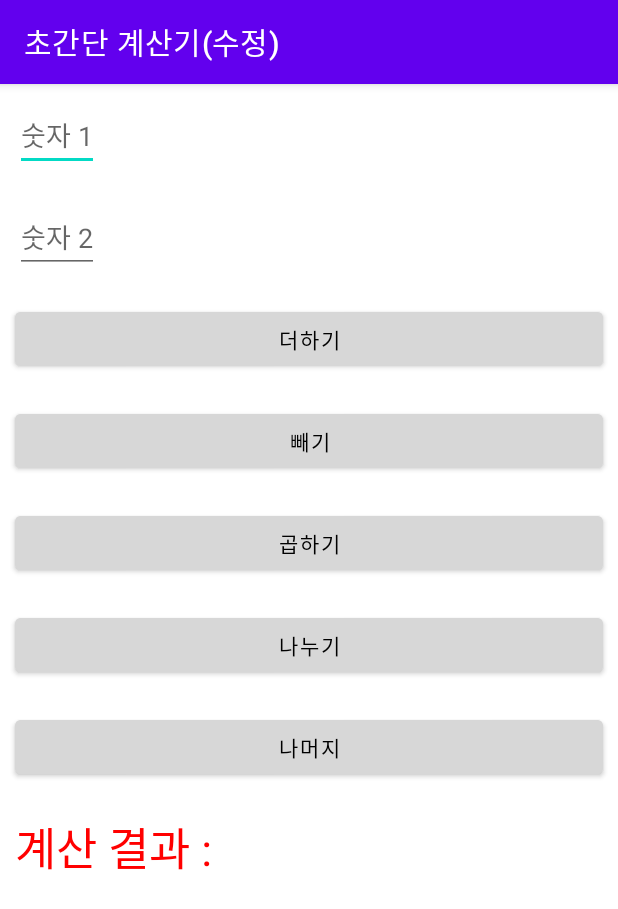
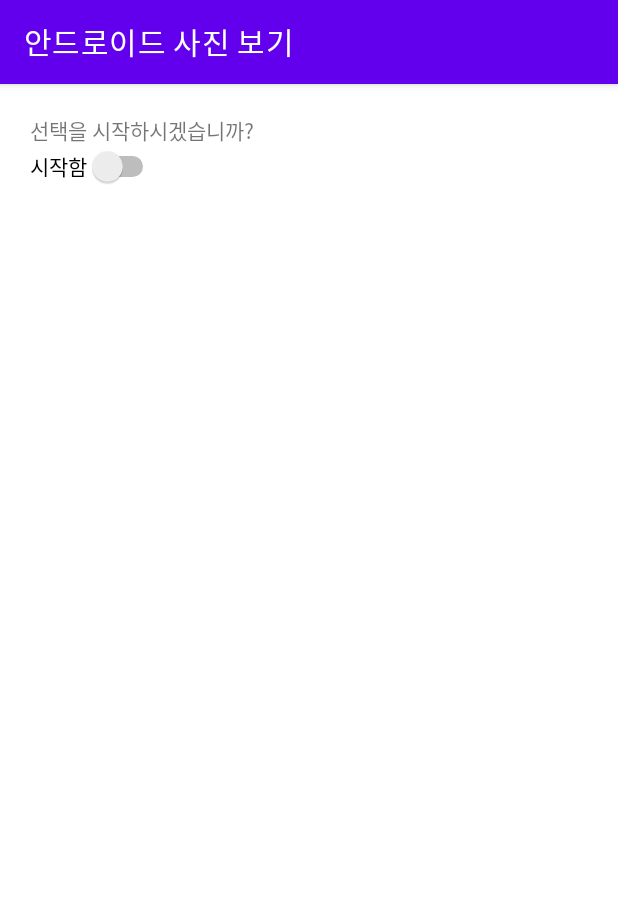
Before and after one commit to leehj24/Android_practice, an Android app: the screen it shows after launch (MainActivity), on a phone screen of 412 x 824 dp. Shown: the top 909 px of the screen. Run offline under Robolectric (Android 15) with nearby library versions, the phone set to English and light mode, and no system bars.

Commit message:
4주차 과제

```diff
--- a/app/src/main/java/com/example/myapplication/MainActivity.java
+++ b/app/src/main/java/com/example/myapplication/MainActivity.java
@@ -1,111 +1,95 @@
 package com.example.myapplication;
 
 import android.os.Bundle;
-import android.view.MotionEvent;
 import android.view.View;
 import android.widget.Button;
-import android.widget.EditText;
+import android.widget.CompoundButton;
+import android.widget.ImageView;
+import android.widget.RadioButton;
+import android.widget.RadioGroup;
+import android.widget.Switch;
 import android.widget.TextView;
-import android.widget.Toast;
-
 
 import androidx.appcompat.app.AppCompatActivity;
 
 public class MainActivity extends AppCompatActivity {
-    EditText Edit1, Edit2;
-    Button btnAdd, btnSub, btnMul, btnDiv, btnExt;
-    TextView textResult;
-    String num1, num2;
-    Float result;
+    TextView text1, text2;
+    Switch switch1;
+    RadioGroup group;
+    RadioButton radio1, radio2, radio3;
+    Button button1, button2;
+    ImageView img;
 
-    @Override /*오버라이드 오버로드 차이 알기*/
-    public void onCreate(Bundle savedInstanceState) {
+    @Override
+    protected void onCreate(Bundle savedInstanceState) {
         super.onCreate(savedInstanceState);
         setContentView(R.layout.activity_main);
-        setTitle("초간단 계산기(수정)");
+        setTitle("안드로이드 사진 보기");
 
-        Edit1=(EditText) findViewById(R.id.Edit1);
-        Edit2=(EditText) findViewById(R.id.Edit2);
+        text1 = findViewById(R.id.text1);
+        switch1 = findViewById(R.id.switch1);
 
-        btnAdd=(Button) findViewById(R.id.BtnAdd);
-        btnSub=(Button) findViewById(R.id.BtnSub);
-        btnMul=(Button) findViewById(R.id.BtnMul);
-        btnDiv=(Button) findViewById(R.id.BtnDiv);
-        btnExt=(Button) findViewById(R.id.BtnExt);
+        text2 = findViewById(R.id.text2);
+        group = findViewById(R.id.group);
+        radio1 = findViewById(R.id.radio1);
+        radio2 = findViewById(R.id.radio2);
+        radio3 = findViewById(R.id.radio3);
 
-        textResult=(TextView) findViewById(R.id.TextResult);
+        button1 = findViewById(R.id.button1);
+        button2 = findViewById(R.id.button2);
 
-        btnAdd.setOnClickListener(new View.OnClickListener(){
-            public void onClick(View arg0){
-                num1=Edit1.getText().toString();
-                num2=Edit2.getText().toString();
-                if (num1.trim().equals("")||num2.trim().equals("")){
-                    Toast myToast = Toast.makeText(getApplicationContext(),"입력 값이 비었습니다.", Toast.LENGTH_SHORT);
-                    myToast.show();
+        img = findViewById(R.id.img);
+
+        switch1.setOnCheckedChangeListener(new CompoundButton.OnCheckedChangeListener() {
+            @Override
+            public void onCheckedChanged(CompoundButton compoundButton, boolean b) {
+                if (switch1.isChecked() == true) {
+                    text2.setVisibility(View.VISIBLE);
+                    group.setVisibility(View.VISIBLE);
+                    button1.setVisibility(View.VISIBLE);
+                    button2.setVisibility(View.VISIBLE);
+                    img.setVisibility(View.VISIBLE);
                 } else {
-                    result=Float.parseFloat(num1) + Float.parseFloat(num2);
-                    textResult.setText("계산 결과 : " + result.toString());
+                    text2.setVisibility(View.INVISIBLE);
+                    group.setVisibility(View.INVISIBLE);
+                    button1.setVisibility(View.INVISIBLE);
+                    button2.setVisibility(View.INVISIBLE);
+                    img.setVisibility(View.INVISIBLE);
+                }
+            }
+        });
+        group.setOnCheckedChangeListener(new RadioGroup.OnCheckedChangeListener() {
+            @Override
+            public void onCheckedChanged(RadioGroup radioGroup, int i) {
+                switch (group.getCheckedRadioButtonId()) {
+                    case R.id.radio1:
+                        img.setImageResource(R.drawable.q10);
+                        break;
+                    case R.id.radio2:
+                        img.setImageResource(R.drawable.r11);
+                        break;
+                    case R.id.radio3:
+                        img.setImageResource(R.drawable.s12);
+                        break;
                 }
             }
         });
 
-        btnSub.setOnClickListener(new View.OnClickListener(){
-            public void onClick(View arg0){
-                num1=Edit1.getText().toString();
-                num2=Edit2.getText().toString();
-                if(num1.trim().equals("")||num2.trim().equals("")){
-                    Toast myToast = Toast.makeText(getApplicationContext(),"입력 값이 비었습니다.", Toast.LENGTH_SHORT);
-                    myToast.show();
-                } else {
-                    result=Float.parseFloat(num1) - Float.parseFloat(num2);
-                    textResult.setText("계산 결과 : " + result.toString());
-                }
+        button1.setOnClickListener(new View.OnClickListener() {
+            @Override
+            public void onClick(View view) {
+                finish();
             }
         });
 
-        btnMul.setOnClickListener(new View.OnClickListener(){
-            public void onClick(View arg0){
-                num1=Edit1.getText().toString();
-                num2=Edit2.getText().toString();
-                if (num1.trim().equals("")||num2.trim().equals("")){
-                    Toast myToast = Toast.makeText(getApplicationContext(),"입력 값이 비었습니다.", Toast.LENGTH_SHORT);
-                    myToast.show();
-                } else {
-                    result=Float.parseFloat(num1) * Float.parseFloat(num2);
-                    textResult.setText("계산 결과 : " + result.toString());
-                }
-            }
-        });
-
-        btnDiv.setOnClickListener(new View.OnClickListener(){
-            public void onClick(View arg0){
-                num1=Edit1.getText().toString();
-                num2=Edit2.getText().toString();
-                String zero="0";
-                if(num1.trim().equals("")||num2.trim().equals("")){
-                    Toast myToast=Toast.makeText(getApplicationContext(), "입력 값이 비었습니다.", Toast.LENGTH_SHORT);
-                    myToast.show();
-                } else if(num2.equals(zero)){
-                    Toast myToast = Toast.makeText(getApplicationContext(),"0으로 나눌 수 없습니다.", Toast.LENGTH_SHORT);
-                    myToast.show();
-                } else {
-                    result=Float.parseFloat(num1) / Float.parseFloat(num2);
-                    textResult.setText("계산 결과 : " + result.toString());
-                }
-            }
-        });
-
-        btnExt.setOnClickListener(new View.OnClickListener(){
-            public void onClick(View arg0){
-                num1=Edit1.getText().toString();
-                num2=Edit2.getText().toString();
-                if(num1.trim().equals("")||num2.trim().equals("")){
-                    Toast myToast = Toast.makeText(getApplicationContext(), "입력 값이 비었습니다.", Toast.LENGTH_SHORT);
-                    myToast.show();
-                } else {
-                    result=Float.parseFloat(num1) % Float.parseFloat(num2);
-                    textResult.setText("계산 결과 : " + result.toString());
-                }
+        button2.setOnClickListener(new View.OnClickListener() {
+            @Override
+            public void onClick(View view) {
+                switch1.setChecked(false);
+                radio1.setChecked(false);
+                radio2.setChecked(false);
+                radio3.setChecked(false);
+                img.setImageResource(0);
             }
         });
     }
--- a/app/src/main/res/layout/activity_main.xml
+++ b/app/src/main/res/layout/activity_main.xml
@@ -1,91 +1,72 @@
 <?xml version="1.0" encoding="utf-8"?>
 <LinearLayout xmlns:android="http://schemas.android.com/apk/res/android"
-    xmlns:tools="http://schemas.android.com/tools"
     android:layout_width="match_parent"
     android:layout_height="match_parent"
     android:orientation="vertical"
-    tools:context=".MainActivity">
+    android:padding="20dp">
 
-    <EditText
-        android:id="@+id/Edit1"
+    <TextView
+        android:id="@+id/text1"
+        android:layout_width="match_parent"
+        android:layout_height="wrap_content"
+        android:text="선택을 시작하시겠습니까?" />
+
+    <Switch
+        android:id="@+id/switch1"
         android:layout_width="wrap_content"
         android:layout_height="wrap_content"
-        android:layout_margin="10dp"
-        android:hint="숫자 1"
-        />
+        android:text="시작함" />
 
-    <EditText
-        android:id="@+id/Edit2"
+    <TextView
+        android:id="@+id/text2"
+        android:layout_width="match_parent"
+        android:layout_height="wrap_content"
+        android:text="좋아하는 안드로이드 버전은?"
+        android:visibility="invisible"/>
+
+    <RadioGroup
+        android:id="@+id/group"
+        android:layout_width="match_parent"
+        android:layout_height="wrap_content"
+        android:visibility="invisible">
+
+        <RadioButton
+            android:id="@+id/radio1"
+            android:layout_width="wrap_content"
+            android:layout_height="wrap_content"
+            android:text="Q(10.0)" />
+
+        <RadioButton
+            android:id="@+id/radio2"
+            android:layout_width="wrap_content"
+            android:layout_height="wrap_content"
+            android:text="R(11.0)" />
+
+        <RadioButton
+            android:id="@+id/radio3"
+            android:layout_width="wrap_content"
+            android:layout_height="wrap_content"
+            android:text="S(12.0)" />
+    </RadioGroup>
+
+    <ImageView
+        android:id="@+id/img"
         android:layout_width="wrap_content"
         android:layout_height="wrap_content"
-        android:layout_margin="10dp"
-        android:hint="숫자 2"
-        />
+        android:visibility="invisible"/>
 
     <Button
-        android:layout_width="match_parent"
+        android:id="@+id/button1"
+        android:layout_width="wrap_content"
         android:layout_height="wrap_content"
-        android:layout_margin="10dp"
-        android:text="더하기"
-        android:id="@+id/BtnAdd"
-        android:backgroundTint="#D7D7D7"
-        android:textColor="#000000"
-        android:clickable="true"
-        />
+        android:text="종료"
+        android:visibility="invisible"/>
 
     <Button
-        android:layout_width="match_parent"
-        android:layout_height="wrap_content"
-        android:layout_margin="10dp"
-        android:text="빼기"
-        android:id="@+id/BtnSub"
-        android:backgroundTint="#D7D7D7"
-        android:textColor="#000000"
-        android:clickable="true"
-        />
-
-    <Button
-        android:layout_width="match_parent"
-        android:layout_height="wrap_content"
-        android:layout_margin="10dp"
-        android:text="곱하기"
-        android:id="@+id/BtnMul"
-        android:backgroundTint="#D7D7D7"
-        android:textColor="#000000"
-        android:clickable="true"
-        />
-
-    <Button
-        android:layout_width="match_parent"
-        android:layout_height="wrap_content"
-        android:layout_margin="10dp"
-        android:text="나누기"
-        android:id="@+id/BtnDiv"
-        android:backgroundTint="#D7D7D7"
-        android:textColor="#000000"
-        android:clickable="true"
-        />
-
-    <Button
-        android:layout_width="match_parent"
-        android:layout_height="wrap_content"
-        android:layout_margin="10dp"
-        android:text="나머지"
-        android:id="@+id/BtnExt"
-        android:backgroundTint="#D7D7D7"
-        android:textColor="#000000"
-        android:clickable="true"
-        />
-
-    <TextView
+        android:id="@+id/button2"
         android:layout_width="wrap_content"
         android:layout_height="wrap_content"
-        android:id="@+id/TextResult"
-        android:textSize="30dp"
-        android:textColor="#FF0000"
-        android:layout_margin="10dp"
-        android:text="계산 결과 : "
-        />
-
+        android:text="처음으로"
+        android:visibility="invisible"/>
 
 </LinearLayout>
```
Also changed, not shown: app/src/main/res/drawable-v24/cat.png (added), app/src/main/res/drawable-v24/dog.png (added), app/src/main/res/drawable-v24/q10.png (added), app/src/main/res/drawable-v24/r11.png (added), app/src/main/res/drawable-v24/rabbit.png (added), app/src/main/res/drawable-v24/s12.png (added).
